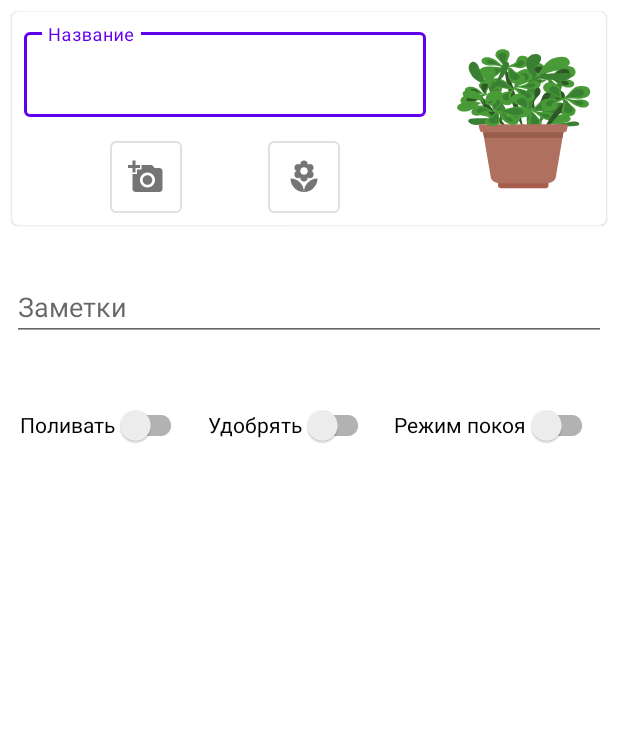
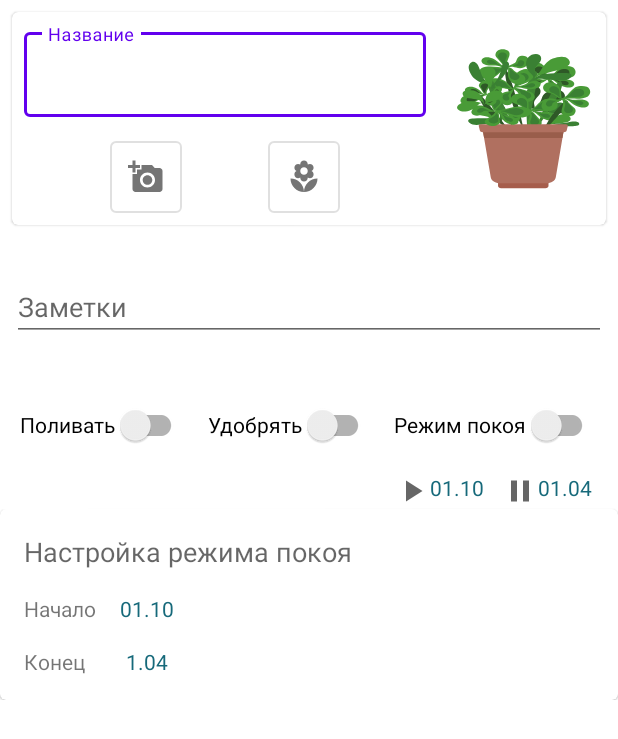
Before and after one commit to GorAnatoS/PlantKeeper, an Android app: the layout fragment_add_and_change_plant.xml on its own in the app's theme, with its tools: preview values and no code run, on a phone screen of 412 x 824 dp. Shown: the top 739 px of the screen. Run offline under Robolectric (Android 15) with nearby library versions, the phone set to English and light mode, and no system bars; plain views replace CircleMenuView.

Commit message:
+ hibernate short data

```diff
--- a/app/src/main/java/com/goranatos/plantskeeper/ui/home/plantAddAndInfo/PlantAddAndInfo.kt
+++ b/app/src/main/java/com/goranatos/plantskeeper/ui/home/plantAddAndInfo/PlantAddAndInfo.kt
@@ -77,13 +77,46 @@ class PlantAddAndInfo : ScopedFragment(), DIAware {
 
     lateinit var binding: FragmentAddAndChangePlantBinding
 
-    override fun onRequestPermissionsResult(
-        requestCode: Int,
-        permissions: Array<String>,
-        grantResults: IntArray
-    ) {
-        super.onRequestPermissionsResult(requestCode, permissions, grantResults)
-        onRequestPermissionsResult(requestCode, grantResults)
+    override fun onCreate(savedInstanceState: Bundle?) {
+        super.onCreate(savedInstanceState)
+
+        isToCreateNewPlant()
+
+        viewModel = ViewModelProvider(this, viewModelFactory).get(MyPlantsViewModel::class.java)
+    }
+
+    override fun onCreateView(
+        inflater: LayoutInflater, container: ViewGroup?,
+        savedInstanceState: Bundle?
+    ): View? {
+
+        binding =
+            DataBindingUtil.inflate(
+                inflater,
+                R.layout.fragment_add_and_change_plant,
+                container,
+                false
+            )
+
+        binding.lifecycleOwner = this
+
+        if (isNewPlant) {
+            bindCreateNewPlant()
+        } else {
+            bindEditExistingPlant()
+        }
+
+        setWaterSwitch()
+        setFertilizeSwitch()
+        setHibernateSwitch()
+
+        setToggleButtons()
+
+        setImageUriListener()
+
+        setHasOptionsMenu(true)
+
+        return binding.root
     }
 
     override fun onActivityResult(requestCode: Int, resultCode: Int, data: Intent?) {
@@ -120,47 +153,6 @@ class PlantAddAndInfo : ScopedFragment(), DIAware {
                 }
             }
         }
-    }
-
-    override fun onCreate(savedInstanceState: Bundle?) {
-        super.onCreate(savedInstanceState)
-
-        isToCreateNewPlant()
-
-        viewModel = ViewModelProvider(this, viewModelFactory).get(MyPlantsViewModel::class.java)
-    }
-
-    override fun onCreateView(
-        inflater: LayoutInflater, container: ViewGroup?,
-        savedInstanceState: Bundle?
-    ): View? {
-
-        binding =
-            DataBindingUtil.inflate(
-                inflater,
-                R.layout.fragment_add_and_change_plant,
-                container,
-                false
-            )
-
-        binding.lifecycleOwner = this
-
-        if (isNewPlant) {
-            bindCreateNewPlant()
-        } else {
-            bindEditExistingPlant()
-        }
-
-        setWaterSwitch()
-        setFertilizeSwitch()
-
-        setToggleButtons()
-
-        setImageUriListener()
-
-        setHasOptionsMenu(true)
-
-        return binding.root
     }
 
 
@@ -308,6 +300,8 @@ class PlantAddAndInfo : ScopedFragment(), DIAware {
         binding.plantImage.setImageURI(Uri.parse(currentPhotoPath))
 
         binding.switchIsHibernateOn.isChecked = false
+        binding.includeHibernateSettings.cardHibernateGroup.visibility = View.GONE
+        binding.groupHibernateData.visibility = View.GONE
     }
 
     private fun bindEditExistingPlant() = launch(Dispatchers.IO) {
@@ -339,12 +333,34 @@ class PlantAddAndInfo : ScopedFragment(), DIAware {
                         }
 
                         binding.switchIsHibernateOn.isChecked = plant.is_hibernate_on == 1
+
+                        if (binding.switchIsHibernateOn.isChecked){
+                            binding.includeHibernateSettings.cardHibernateGroup.visibility = View.VISIBLE
+                            binding.groupHibernateData.visibility = View.VISIBLE
+                        } else {
+                            binding.includeHibernateSettings.cardHibernateGroup.visibility = View.GONE
+                            binding.groupHibernateData.visibility = View.GONE
+                        }
+
                     }
                 }
             })
 
             binding.groupContent.visibility = View.VISIBLE
             binding.groupLoading.visibility = View.GONE
+        }
+    }
+
+
+    private fun setHibernateSwitch() {
+        binding.switchIsHibernateOn.setOnCheckedChangeListener { buttonView, isChecked ->
+            if (isChecked) {
+                binding.includeHibernateSettings.cardHibernateGroup.visibility = View.VISIBLE
+                binding.groupHibernateData.visibility = View.VISIBLE
+            } else {
+                binding.includeHibernateSettings.cardHibernateGroup.visibility = View.GONE
+                binding.groupHibernateData.visibility = View.GONE
+            }
         }
     }
 
@@ -522,5 +538,15 @@ class PlantAddAndInfo : ScopedFragment(), DIAware {
         }
     }
 
+    override fun onRequestPermissionsResult(
+        requestCode: Int,
+        permissions: Array<String>,
+        grantResults: IntArray
+    ) {
+        super.onRequestPermissionsResult(requestCode, permissions, grantResults)
+        onRequestPermissionsResult(requestCode, grantResults)
+    }
+
     // TODO: 12/5/2020 Внешний вид кропа изменить под стиль прилоржения*
+
 }
--- /dev/null
+++ b/app/src/main/res/drawable/ic_baseline_pause_24.xml
@@ -0,0 +1,10 @@
+<vector xmlns:android="http://schemas.android.com/apk/res/android"
+    android:width="24dp"
+    android:height="24dp"
+    android:viewportWidth="24"
+    android:viewportHeight="24"
+    android:tint="?attr/colorControlNormal">
+  <path
+      android:fillColor="@android:color/white"
+      android:pathData="M6,19h4L10,5L6,5v14zM14,5v14h4L18,5h-4z"/>
+</vector>
--- /dev/null
+++ b/app/src/main/res/drawable/ic_baseline_play_arrow_24.xml
@@ -0,0 +1,10 @@
+<vector xmlns:android="http://schemas.android.com/apk/res/android"
+    android:width="24dp"
+    android:height="24dp"
+    android:viewportWidth="24"
+    android:viewportHeight="24"
+    android:tint="?attr/colorControlNormal">
+  <path
+      android:fillColor="@android:color/white"
+      android:pathData="M8,5v14l11,-7z"/>
+</vector>
--- a/app/src/main/res/layout/fragment_add_and_change_plant.xml
+++ b/app/src/main/res/layout/fragment_add_and_change_plant.xml
@@ -214,6 +214,45 @@
                 app:layout_constraintStart_toEndOf="@+id/switchFertilize"
                 app:layout_constraintTop_toTopOf="@+id/switchFertilize" />
 
+            <androidx.constraintlayout.widget.Group
+                android:id="@+id/group_hibernate_data"
+                android:layout_width="wrap_content"
+                android:layout_height="wrap_content"
+                android:layout_marginEnd="@dimen/margin_half"
+                android:visibility="gone"
+                app:constraint_referenced_ids="tvDateHibernateStartFromVal, tvDateHibernateFinishVal"
+                app:layout_constraintEnd_toEndOf="parent"
+                app:layout_constraintTop_toTopOf="parent"
+                tools:visibility="visible" />
+
+
+            <TextView
+                android:id="@+id/tvDateHibernateStartFromVal"
+                android:layout_width="wrap_content"
+                android:layout_height="wrap_content"
+                android:layout_marginTop="8dp"
+                android:text="01.10"
+                android:textAlignment="center"
+                android:textColor="@color/colorAccent"
+                android:textSize="14sp"
+                app:layout_constraintStart_toStartOf="@+id/switchIsHibernateOn"
+                app:layout_constraintTop_toBottomOf="@+id/switchIsHibernateOn"
+                app:drawableStartCompat="@drawable/ic_baseline_play_arrow_24" />
+
+            <TextView
+                android:id="@+id/tvDateHibernateFinishVal"
+                android:layout_width="wrap_content"
+                android:layout_height="wrap_content"
+                android:layout_marginStart="8dp"
+                android:text="01.04"
+                android:textAlignment="center"
+                android:textColor="@color/colorAccent"
+                android:textSize="14sp"
+                app:layout_constraintBottom_toBottomOf="@+id/tvDateHibernateStartFromVal"
+                app:layout_constraintEnd_toEndOf="@+id/switchIsHibernateOn"
+                app:layout_constraintStart_toEndOf="@+id/tvDateHibernateStartFromVal"
+                app:layout_constraintTop_toTopOf="@+id/tvDateHibernateStartFromVal"
+                app:drawableStartCompat="@drawable/ic_baseline_pause_24" />
 
             <include
                 android:id="@+id/includePlantWatering"
@@ -235,6 +274,15 @@
                 app:layout_constraintStart_toStartOf="parent"
                 app:layout_constraintTop_toBottomOf="@+id/includePlantWatering" />
 
+            <include
+                android:id="@+id/includeHibernateSettings"
+                layout="@layout/include_hibernate_settings"
+                android:layout_width="match_parent"
+                android:layout_height="wrap_content"
+                app:layout_constraintStart_toStartOf="parent"
+                app:layout_constraintTop_toBottomOf="@+id/tvDateHibernateStartFromVal" />
+
+
 
         </androidx.constraintlayout.widget.ConstraintLayout>
 
--- /dev/null
+++ b/app/src/main/res/layout/include_hibernate_settings.xml
@@ -0,0 +1,100 @@
+<?xml version="1.0" encoding="utf-8"?>
+
+<layout xmlns:android="http://schemas.android.com/apk/res/android"
+    xmlns:app="http://schemas.android.com/apk/res-auto">
+
+    <com.google.android.material.card.MaterialCardView
+        android:id="@+id/cardHibernateGroup"
+        android:layout_width="match_parent"
+        android:layout_height="wrap_content"
+        android:layout_margin="@dimen/margin_half"
+        app:layout_constraintEnd_toEndOf="parent"
+        app:layout_constraintStart_toStartOf="parent"
+        app:layout_constraintTop_toTopOf="parent">
+
+        <androidx.constraintlayout.widget.ConstraintLayout
+            android:id="@+id/hibernateGroup"
+            android:layout_width="match_parent"
+            android:layout_height="match_parent"
+            android:layout_marginTop="8dp"
+            android:minHeight="?listPreferredItemHeightSmall"
+            app:layout_constraintStart_toStartOf="@+id/switchWater"
+            app:layout_constraintTop_toBottomOf="@+id/switchWater">
+
+
+            <com.google.android.material.textview.MaterialTextView
+                android:id="@+id/tvTitle"
+                style="@style/TextAppearance.AppCompat.Medium"
+                android:layout_width="wrap_content"
+                android:layout_height="wrap_content"
+                android:layout_marginStart="16dp"
+                android:layout_marginTop="8dp"
+                android:text="Настройка режима покоя"
+                app:layout_constraintEnd_toStartOf="@+id/switchHibernate"
+                app:layout_constraintHorizontal_bias="0.5"
+                app:layout_constraintHorizontal_chainStyle="spread_inside"
+                app:layout_constraintStart_toStartOf="parent"
+                app:layout_constraintTop_toTopOf="parent" />
+
+
+            <TextView
+                android:id="@+id/tvDateStartFrom"
+                android:layout_width="wrap_content"
+                android:layout_height="wrap_content"
+                android:layout_marginStart="16dp"
+                android:layout_marginTop="16dp"
+                android:text="Начало"
+                android:textAlignment="center"
+                android:textSize="14sp"
+                app:layout_constraintHorizontal_chainStyle="packed"
+                app:layout_constraintStart_toStartOf="parent"
+                app:layout_constraintTop_toBottomOf="@+id/tvTitle" />
+
+            <TextView
+                android:id="@+id/tvDateStartFromVal"
+                android:layout_width="wrap_content"
+                android:layout_height="wrap_content"
+                android:layout_marginStart="16dp"
+                android:text="01.10"
+                android:textAlignment="center"
+                android:textColor="@color/colorAccent"
+                android:textSize="14sp"
+                app:layout_constraintBottom_toBottomOf="@+id/tvDateStartFrom"
+                app:layout_constraintStart_toEndOf="@+id/tvDateStartFrom"
+                app:layout_constraintTop_toTopOf="@+id/tvDateStartFrom" />
+
+
+            <TextView
+                android:id="@+id/tvDateFinish"
+                android:layout_width="wrap_content"
+                android:layout_height="wrap_content"
+                android:layout_marginStart="16dp"
+                android:layout_marginTop="16dp"
+                android:layout_marginBottom="16dp"
+                android:text="Конец"
+                android:textAlignment="center"
+                android:textSize="14sp"
+                app:layout_constraintBottom_toBottomOf="parent"
+                app:layout_constraintHorizontal_chainStyle="packed"
+                app:layout_constraintStart_toStartOf="parent"
+                app:layout_constraintTop_toBottomOf="@+id/tvDateStartFrom" />
+
+            <TextView
+                android:id="@+id/tvDateFinishVal"
+                android:layout_width="wrap_content"
+                android:layout_height="wrap_content"
+                android:text="1.04"
+                android:textAlignment="center"
+                android:textColor="@color/colorAccent"
+                android:textSize="14sp"
+                app:layout_constraintBottom_toBottomOf="@+id/tvDateFinish"
+                app:layout_constraintEnd_toEndOf="@+id/tvDateStartFromVal"
+                app:layout_constraintStart_toStartOf="@+id/tvDateStartFromVal"
+                app:layout_constraintTop_toTopOf="@+id/tvDateFinish" />
+
+
+        </androidx.constraintlayout.widget.ConstraintLayout>
+
+    </com.google.android.material.card.MaterialCardView>
+
+</layout>
--- a/app/src/main/res/values/colors.xml
+++ b/app/src/main/res/values/colors.xml
@@ -8,6 +8,7 @@
     <color name="black">#FF000000</color>
     <color name="white">#FFFFFFFF</color>
     <color name="errorColor">@color/pink_900</color>
+    <color name="colorAccent">#16697A</color>
 
     <color name="black_54_opacity">#8A000000</color>
 
```
